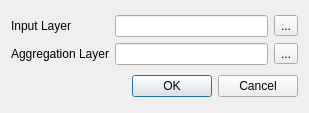
This is svir/ui_svir.ui in gem/oq-irmt-qgis as Qt 5 draws it before an edit. The edited form follows.
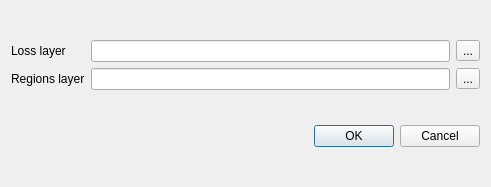
This is the edited form.

Commit message: Aggregation layer created only if loss map is vector (otherwise statistics added to input regions layer); Improved initial GUI dialog; Refactored names for layers and labels

What changed in the file:
```diff
--- a/svir/ui_svir.ui
+++ b/svir/ui_svir.ui
@@ -6,8 +6,8 @@
    <rect>
     <x>0</x>
     <y>0</y>
-    <width>309</width>
-    <height>113</height>
+    <width>491</width>
+    <height>187</height>
    </rect>
   </property>
   <property name="windowTitle">
@@ -26,7 +26,7 @@
      <item row="0" column="0">
       <widget class="QLabel" name="loss_layer_lbl">
        <property name="text">
-        <string>Input Layer</string>
+        <string>Loss layer</string>
        </property>
       </widget>
      </item>
@@ -36,7 +36,7 @@
      <item row="1" column="0">
       <widget class="QLabel" name="aggregation_layer_lbl">
        <property name="text">
-        <string>Aggregation Layer</string>
+        <string>Regions layer</string>
        </property>
       </widget>
      </item>
```
Left out of the diff: 6 changed lines with no effect on the pictures. The commit also changes 3 other files.
